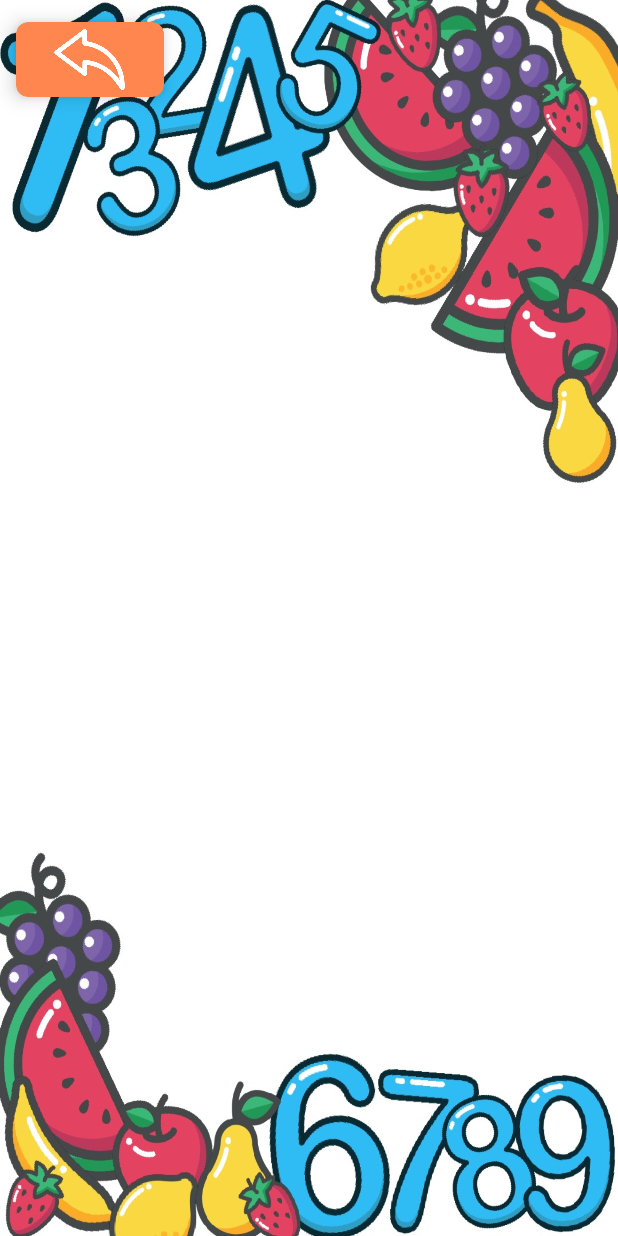
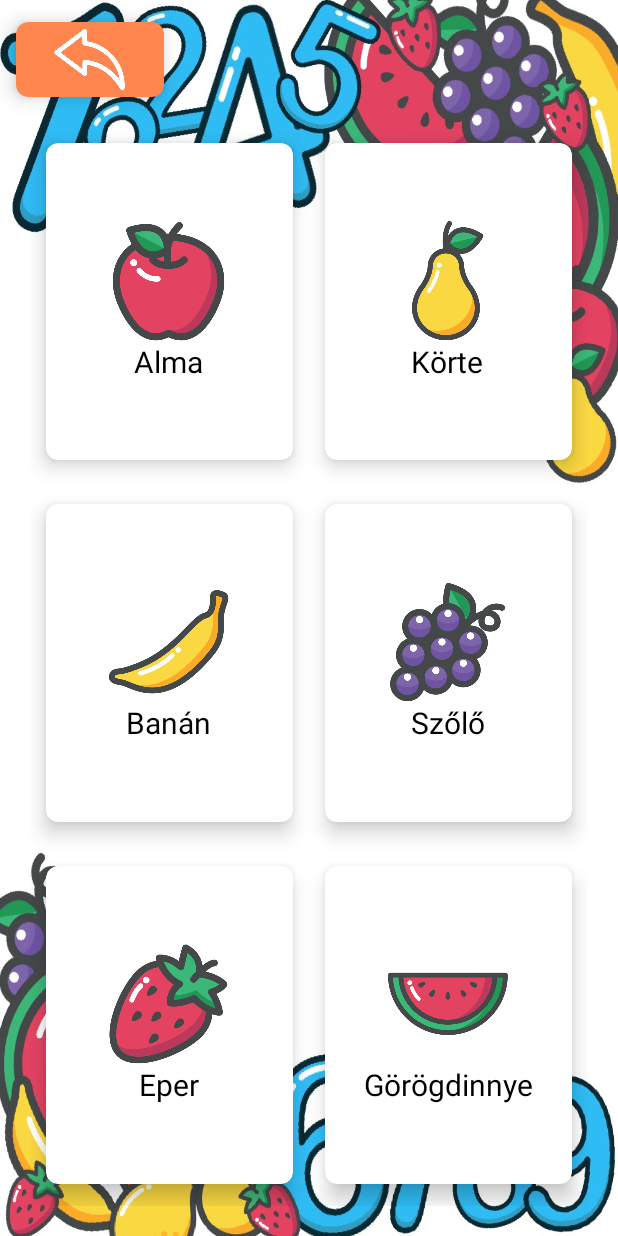
Before and after one commit to KulcsarVivi/Android-application, an Android app: the GameMenuActivity screen opened directly, with no data from a screen before it, after a tap on "Kivonás", on a phone screen of 412 x 824 dp. Run offline under Robolectric (Android 15) with nearby library versions, the phone set to English and light mode, and no system bars; our stand-ins replace Firebase (no records; nobody signed in at launch, a user with empty details on screens opened directly); 2 other taps on this screen came first.

Commit message:
FruitActivity XML és visszagomb elkészítése

```diff
--- a/app/src/main/AndroidManifest.xml
+++ b/app/src/main/AndroidManifest.xml
@@ -8,6 +8,9 @@
         android:roundIcon="@mipmap/ic_launcher_round"
         android:supportsRtl="true"
         android:theme="@style/Theme.PlayfulMath">
+        <activity
+            android:name=".FruitActivity"
+            android:exported="false" />
         <activity
             android:name=".InfoActivity"
             android:exported="false" />
--- /dev/null
+++ b/app/src/main/java/com/example/playfulmath/FruitActivity.java
@@ -0,0 +1,29 @@
+package com.example.playfulmath;
+
+import androidx.appcompat.app.AppCompatActivity;
+import androidx.cardview.widget.CardView;
+
+import android.content.Intent;
+import android.os.Bundle;
+import android.view.View;
+
+public class FruitActivity extends AppCompatActivity {
+
+    private CardView fruitBackCardView;
+    @Override
+    protected void onCreate(Bundle savedInstanceState) {
+        super.onCreate(savedInstanceState);
+        setContentView(R.layout.activity_fruit);
+
+        fruitBackCardView = (CardView) findViewById(R.id.fruitBackCardView);
+
+        fruitBackCardView.setOnClickListener(new View.OnClickListener() {
+            @Override
+            public void onClick(View view) {
+                Intent intent = new Intent(FruitActivity.this, GameMenuActivity.class);
+                startActivity(intent);
+                finish();
+            }
+        });
+    }
+}
--- a/app/src/main/java/com/example/playfulmath/GameMenuActivity.java
+++ b/app/src/main/java/com/example/playfulmath/GameMenuActivity.java
@@ -11,7 +11,7 @@ import com.google.firebase.auth.FirebaseAuth;
 
 public class GameMenuActivity extends AppCompatActivity implements View.OnClickListener {
 
-    private CardView additionCardView, subtractionCardView;
+    private CardView additionCardView, subtractionCardView, gameMenuBackCardView;
 
     @Override
     protected void onCreate(Bundle savedInstanceState) {
@@ -20,9 +20,11 @@ public class GameMenuActivity extends AppCompatActivity implements View.OnClickL
 
         additionCardView = (CardView) findViewById(R.id.additionCardView);
         subtractionCardView = (CardView) findViewById(R.id.subtractionCardView);
+        gameMenuBackCardView = (CardView) findViewById(R.id.gameMenuBackCardView);
 
         additionCardView.setOnClickListener((View.OnClickListener) this);
         subtractionCardView.setOnClickListener((View.OnClickListener) this);
+        gameMenuBackCardView.setOnClickListener((View.OnClickListener) this);
     }
 
     @Override
@@ -30,11 +32,15 @@ public class GameMenuActivity extends AppCompatActivity implements View.OnClickL
         Intent i;
         switch (v.getId()) {
             case R.id.additionCardView:
-                i = new Intent(this, ProfileActivity.class);    //TODO game with +
+                i = new Intent(this, FruitActivity.class);    //TODO game with +
                 startActivity(i);
                 break;
             case R.id.subtractionCardView:
-                i = new Intent(this, BadgeActivity.class);      //TODO game with -
+                i = new Intent(this, FruitActivity.class);      //TODO game with -
+                startActivity(i);
+                break;
+            case R.id.gameMenuBackCardView:
+                i = new Intent(this, DifficultyLevelActivity.class);
                 startActivity(i);
                 break;
         }
--- /dev/null
+++ b/app/src/main/res/layout/activity_fruit.xml
@@ -0,0 +1,273 @@
+<?xml version="1.0" encoding="utf-8"?>
+<RelativeLayout xmlns:android="http://schemas.android.com/apk/res/android"
+    xmlns:app="http://schemas.android.com/apk/res-auto"
+    xmlns:tools="http://schemas.android.com/tools"
+    android:layout_width="match_parent"
+    android:layout_height="match_parent"
+    tools:context=".FruitActivity"
+    android:background="@drawable/bg">
+
+    <androidx.cardview.widget.CardView
+        android:id="@+id/fruitBackCardView"
+        android:layout_width="120dp"
+        android:layout_height="wrap_content"
+        android:layout_gravity="fill"
+        app:cardBackgroundColor="@color/orange"
+        app:cardCornerRadius="8dp"
+        app:cardElevation="8dp"
+        app:cardUseCompatPadding="true">
+        <LinearLayout
+            android:layout_width="wrap_content"
+            android:layout_height="wrap_content"
+            android:layout_gravity="center_vertical|center_horizontal"
+            android:gravity="center"
+            android:orientation="vertical">
+            <ImageView
+                android:layout_width="50dp"
+                android:layout_height="50dp"
+
+                android:src="@drawable/back_icon" />
+        </LinearLayout>
+    </androidx.cardview.widget.CardView>
+
+    <GridLayout
+        android:layout_width="match_parent"
+        android:layout_height="match_parent"
+        android:layout_below="@+id/fruitBackCardView"
+        android:layout_alignParentStart="true"
+        android:layout_alignParentEnd="true"
+        android:layout_alignParentBottom="true"
+        android:layout_marginStart="20dp"
+        android:layout_marginLeft="20dp"
+        android:layout_marginTop="1dp"
+        android:layout_marginEnd="20dp"
+        android:layout_marginRight="20dp"
+        android:layout_marginBottom="20dp"
+        android:columnCount="2"
+        android:rowCount="3">
+
+        <androidx.cardview.widget.CardView
+            android:id="@+id/appleCardView"
+            android:layout_width="130dp"
+            android:layout_height="wrap_content"
+            android:layout_row="0"
+            android:layout_rowWeight="1"
+            android:layout_column="0"
+            android:layout_columnWeight="1"
+            android:layout_gravity="fill"
+            app:cardBackgroundColor="@color/white"
+            app:cardCornerRadius="8dp"
+            app:cardElevation="8dp"
+            app:cardUseCompatPadding="true">
+
+            <LinearLayout
+                android:layout_width="wrap_content"
+                android:layout_height="wrap_content"
+                android:layout_gravity="center_vertical|center_horizontal"
+                android:gravity="center"
+                android:orientation="vertical">
+
+                <ImageView
+                    android:layout_width="80dp"
+                    android:layout_height="80dp"
+                    android:src="@drawable/fruit_apple_icon" />
+
+                <TextView
+                    android:layout_width="wrap_content"
+                    android:layout_height="wrap_content"
+                    android:text="Alma"
+                    android:textColor="@color/black"
+                    android:textSize="20dp" />
+
+            </LinearLayout>
+
+        </androidx.cardview.widget.CardView>
+
+        <androidx.cardview.widget.CardView
+            android:id="@+id/pearCardView"
+            android:layout_width="130dp"
+            android:layout_height="wrap_content"
+            android:layout_row="0"
+            android:layout_rowWeight="1"
+            android:layout_column="1"
+            android:layout_columnWeight="1"
+            android:layout_gravity="fill"
+            app:cardBackgroundColor="@color/white"
+            app:cardCornerRadius="8dp"
+            app:cardElevation="8dp"
+            app:cardUseCompatPadding="true">
+
+            <LinearLayout
+                android:layout_width="wrap_content"
+                android:layout_height="wrap_content"
+                android:layout_gravity="center_vertical|center_horizontal"
+                android:gravity="center"
+                android:orientation="vertical">
+
+                <ImageView
+                    android:layout_width="80dp"
+                    android:layout_height="80dp"
+                    android:src="@drawable/fruit_pear_icon" />
+
+                <TextView
+                    android:layout_width="wrap_content"
+                    android:layout_height="wrap_content"
+                    android:text="Körte"
+                    android:textColor="@color/black"
+                    android:textSize="20dp" />
+
+            </LinearLayout>
+
+        </androidx.cardview.widget.CardView>
+
+        <androidx.cardview.widget.CardView
+            android:id="@+id/grapeCardView"
+            android:layout_width="wrap_content"
+            android:layout_height="wrap_content"
+            android:layout_row="1"
+            android:layout_rowWeight="1"
+            android:layout_column="1"
+            android:layout_columnWeight="1"
+            android:layout_gravity="fill"
+            app:cardBackgroundColor="@color/white"
+            app:cardCornerRadius="8dp"
+            app:cardElevation="8dp"
+            app:cardUseCompatPadding="true">
+
+            <LinearLayout
+                android:layout_width="wrap_content"
+                android:layout_height="wrap_content"
+                android:layout_gravity="center_vertical|center_horizontal"
+                android:gravity="center"
+                android:orientation="vertical">
+
+                <ImageView
+                    android:layout_width="80dp"
+                    android:layout_height="80dp"
+                    android:src="@drawable/fruit_grape_icon" />
+
+                <TextView
+                    android:layout_width="wrap_content"
+                    android:layout_height="wrap_content"
+                    android:text="Szőlő"
+                    android:textColor="@color/black"
+                    android:textSize="20dp" />
+
+            </LinearLayout>
+
+        </androidx.cardview.widget.CardView>
+
+        <androidx.cardview.widget.CardView
+            android:id="@+id/bananaCardView"
+            android:layout_width="130dp"
+            android:layout_height="wrap_content"
+            android:layout_row="1"
+            android:layout_rowWeight="1"
+            android:layout_column="0"
+            android:layout_columnWeight="1"
+            android:layout_gravity="fill"
+            app:cardBackgroundColor="@color/white"
+            app:cardCornerRadius="8dp"
+            app:cardElevation="8dp"
+            app:cardUseCompatPadding="true">
+
+            <LinearLayout
+                android:layout_width="wrap_content"
+                android:layout_height="wrap_content"
+                android:layout_gravity="center_vertical|center_horizontal"
+                android:gravity="center"
+                android:orientation="vertical">
+
+                <ImageView
+                    android:layout_width="80dp"
+                    android:layout_height="80dp"
+                    android:src="@drawable/fruit_banana_icon" />
+
+                <TextView
+                    android:layout_width="wrap_content"
+                    android:layout_height="wrap_content"
+                    android:text="Banán"
+                    android:textColor="@color/black"
+                    android:textSize="20dp" />
+
+            </LinearLayout>
+
+        </androidx.cardview.widget.CardView>
+
+        <androidx.cardview.widget.CardView
+            android:id="@+id/strawberryListCardView"
+            android:layout_width="130dp"
+            android:layout_height="wrap_content"
+            android:layout_row="2"
+            android:layout_rowWeight="1"
+            android:layout_column="0"
+            android:layout_columnWeight="1"
+            android:layout_gravity="fill"
+            app:cardBackgroundColor="@color/white"
+            app:cardCornerRadius="8dp"
+            app:cardElevation="8dp"
+            app:cardUseCompatPadding="true">
+
+            <LinearLayout
+                android:layout_width="wrap_content"
+                android:layout_height="wrap_content"
+                android:layout_gravity="center_vertical|center_horizontal"
+                android:gravity="center"
+                android:orientation="vertical">
+
+                <ImageView
+                    android:layout_width="80dp"
+                    android:layout_height="80dp"
+                    android:src="@drawable/fruit_strawberry_icon" />
+
+                <TextView
+                    android:layout_width="wrap_content"
+                    android:layout_height="wrap_content"
+                    android:text="Eper"
+                    android:textColor="@color/black"
+                    android:textSize="20dp" />
+
+            </LinearLayout>
+
+        </androidx.cardview.widget.CardView>
+
+        <androidx.cardview.widget.CardView
+            android:id="@+id/watermelonCardView"
+            android:layout_width="130dp"
+            android:layout_height="wrap_content"
+            android:layout_row="2"
+            android:layout_rowWeight="1"
+            android:layout_column="1"
+            android:layout_columnWeight="1"
+            android:layout_gravity="fill"
+            app:cardBackgroundColor="@color/white"
+            app:cardCornerRadius="8dp"
+            app:cardElevation="8dp"
+            app:cardUseCompatPadding="true">
+
+            <LinearLayout
+                android:layout_width="wrap_content"
+                android:layout_height="wrap_content"
+                android:layout_gravity="center_vertical|center_horizontal"
+                android:gravity="center"
+                android:orientation="vertical">
+
+                <ImageView
+                    android:layout_width="80dp"
+                    android:layout_height="80dp"
+                    android:src="@drawable/fruit_watermelon_icon" />
+
+                <TextView
+                    android:layout_width="wrap_content"
+                    android:layout_height="wrap_content"
+                    android:text="Görögdinnye"
+                    android:textColor="@color/black"
+                    android:textSize="20dp" />
+
+            </LinearLayout>
+
+        </androidx.cardview.widget.CardView>
+
+    </GridLayout>
+
+</RelativeLayout>
--- a/app/src/main/res/layout/activity_game_menu.xml
+++ b/app/src/main/res/layout/activity_game_menu.xml
@@ -8,7 +8,7 @@
     android:background="@drawable/bg">
 
     <androidx.cardview.widget.CardView
-        android:id="@+id/infoBackCardView"
+        android:id="@+id/gameMenuBackCardView"
         android:layout_width="120dp"
         android:layout_height="wrap_content"
         android:layout_gravity="fill"
```
Also changed, not shown: app/src/main/res/drawable/fruit_apple_icon.png (added), app/src/main/res/drawable/fruit_banana_icon.png (added), app/src/main/res/drawable/fruit_grape_icon.png (added), app/src/main/res/drawable/fruit_pear_icon.png (added), app/src/main/res/drawable/fruit_strawberry_icon.png (added), app/src/main/res/drawable/fruit_watermelon_icon.png (added).
